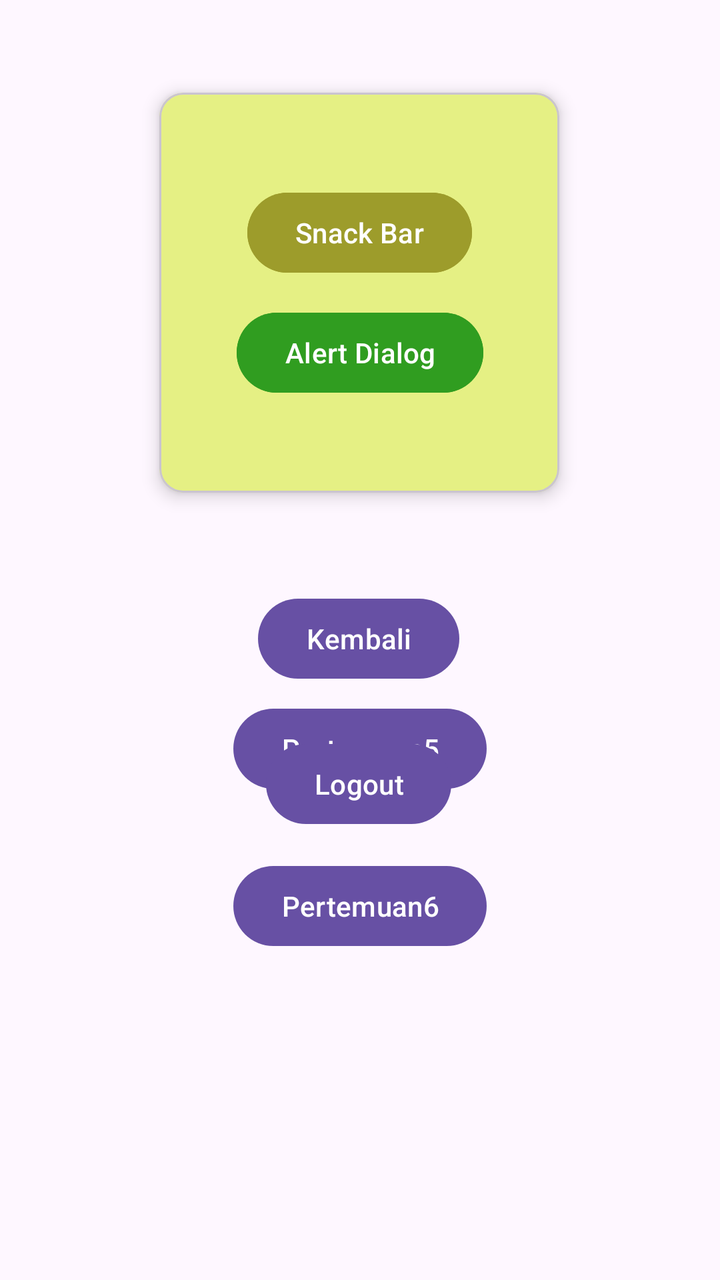
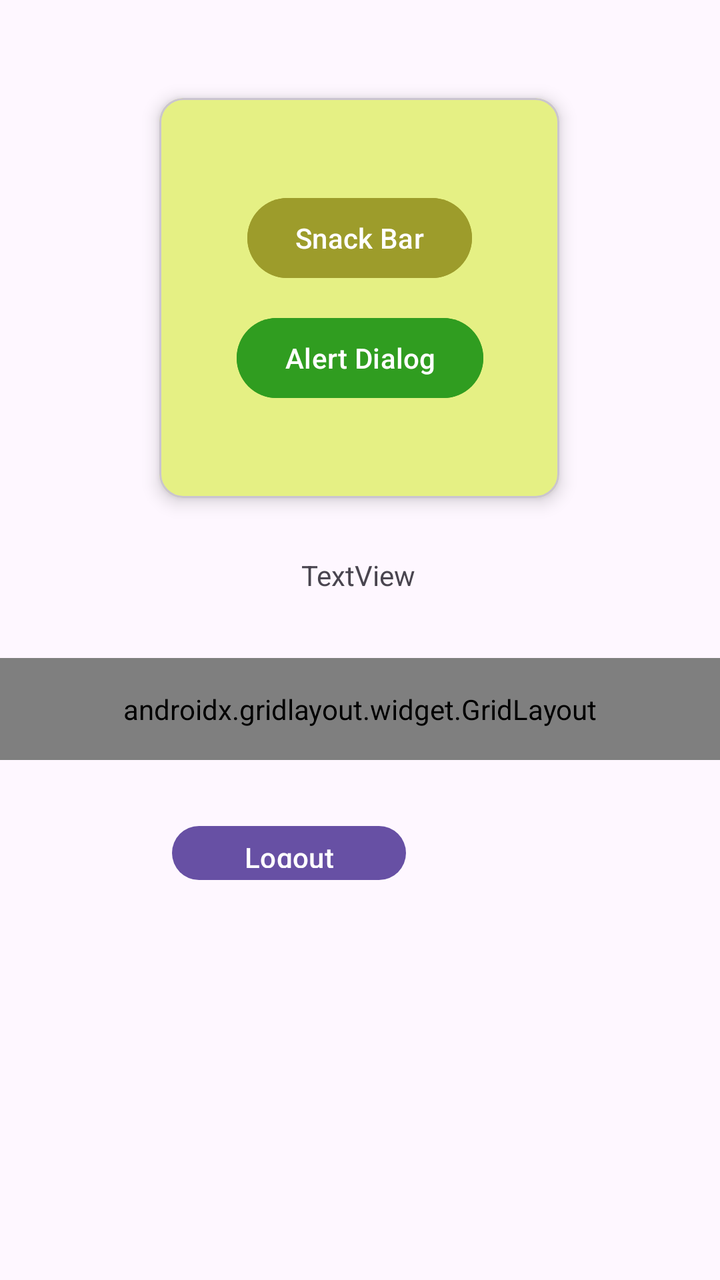

The first picture is an Android layout as it rendered before a commit; the second is the same layout after the commit. The layout source and the unified diff follow.
<!-- AndroidManifest.xml: application theme Theme.Tio_3TIC -->
<!-- res/layout/fragment_home.xml -->
<?xml version="1.0" encoding="utf-8"?>
<androidx.constraintlayout.widget.ConstraintLayout xmlns:android="http://schemas.android.com/apk/res/android"
    xmlns:app="http://schemas.android.com/apk/res-auto"
    xmlns:tools="http://schemas.android.com/tools"
    android:layout_width="match_parent"
    android:layout_height="match_parent"
    tools:context=".Home.HomeFragment">

    <Button
        android:id="@+id/btnkembali"
        android:layout_width="wrap_content"
        android:layout_height="wrap_content"
        android:text="Kembali"
        app:layout_constraintBottom_toBottomOf="parent"
        app:layout_constraintEnd_toEndOf="parent"
        app:layout_constraintHorizontal_bias="0.498"
        app:layout_constraintStart_toStartOf="parent"
        app:layout_constraintTop_toTopOf="parent"
        app:layout_constraintVertical_bias="0.499" />

    <TextView
        android:id="@+id/tvdata"
        android:layout_width="wrap_content"
        android:layout_height="wrap_content"
        android:layout_marginStart="176dp"
        android:layout_marginTop="278dp"
        android:layout_marginEnd="178dp"
        android:layout_marginBottom="45dp"
        android:text="TextView"
        app:layout_constraintBottom_toTopOf="@+id/btnkembali"
        app:layout_constraintEnd_toEndOf="parent"
        app:layout_constraintStart_toStartOf="parent"
        app:layout_constraintTop_toTopOf="parent" />

    <com.google.android.material.card.MaterialCardView
        android:layout_width="200dp"
        android:layout_height="200dp"
        android:backgroundTint="#E5F084"
        app:cardElevation="5dp"
        app:layout_constraintBottom_toTopOf="@+id/tvdata"
        app:layout_constraintEnd_toEndOf="parent"
        app:layout_constraintHorizontal_bias="0.497"
        app:layout_constraintStart_toStartOf="parent"
        app:layout_constraintTop_toTopOf="parent"
        app:layout_constraintVertical_bias="0.628">

        <androidx.constraintlayout.widget.ConstraintLayout
            android:layout_width="match_parent"
            android:layout_height="match_parent"
            android:layout_margin="30dp">

            <Button
                android:id="@+id/btnsnackbar"
                android:layout_width="wrap_content"
                android:layout_height="48dp"
                android:backgroundTint="#9D9C2B"
                android:text="Snack Bar"
                app:layout_constraintBottom_toBottomOf="parent"
                app:layout_constraintEnd_toEndOf="parent"
                app:layout_constraintStart_toStartOf="parent"
                app:layout_constraintTop_toTopOf="parent"
                app:layout_constraintVertical_bias="0.173" />

            <Button
                android:id="@+id/btndialog"
                android:layout_width="wrap_content"
                android:layout_height="wrap_content"
                android:layout_marginEnd="8dp"
                android:backgroundTint="#309D20"
                android:text="Alert Dialog"
                app:layout_constraintBottom_toBottomOf="parent"
                app:layout_constraintEnd_toEndOf="parent"
                app:layout_constraintTop_toTopOf="parent"
                app:layout_constraintVertical_bias="0.826" />
        </androidx.constraintlayout.widget.ConstraintLayout>


    </com.google.android.material.card.MaterialCardView>

    <Button
        android:id="@+id/btnp5"
        android:layout_width="wrap_content"
        android:layout_height="wrap_content"
        android:layout_marginTop="7dp"
        android:text="Pertemuan5"
        app:layout_constraintEnd_toEndOf="parent"
        app:layout_constraintStart_toStartOf="parent"
        app:layout_constraintTop_toBottomOf="@+id/btnkembali" />

    <Button
        android:id="@+id/btnlogout"
        android:layout_width="wrap_content"
        android:layout_height="wrap_content"
        android:layout_marginBottom="224dp"
        android:text="Logout"
        app:layout_constraintBottom_toBottomOf="parent"
        app:layout_constraintEnd_toEndOf="parent"
        app:layout_constraintHorizontal_bias="0.498"
        app:layout_constraintStart_toStartOf="parent" />

    <Button
        android:id="@+id/btnp6"
        android:layout_width="wrap_content"
        android:layout_height="wrap_content"
        android:layout_marginTop="13dp"
        android:text="Pertemuan6"
        app:layout_constraintEnd_toEndOf="parent"
        app:layout_constraintStart_toStartOf="parent"
        app:layout_constraintTop_toBottomOf="@+id/btnlogout" />

</androidx.constraintlayout.widget.ConstraintLayout>
<!-- resources referenced by this layout -->
<resources>
  <style name="Theme.Tio_3TIC" parent="Base.Theme.Tio_3TIC" />
  <style name="Base.Theme.Tio_3TIC" parent="Theme.Material3.DayNight.NoActionBar">
          
          
      </style>
</resources>

<!-- the commit's change to res/layout/fragment_home.xml (unified diff, before → after) -->
@@ -5,18 +5,6 @@
     android:layout_width="match_parent"
     android:layout_height="match_parent"
     tools:context=".Home.HomeFragment">
-
-    <Button
-        android:id="@+id/btnkembali"
-        android:layout_width="wrap_content"
-        android:layout_height="wrap_content"
-        android:text="Kembali"
-        app:layout_constraintBottom_toBottomOf="parent"
-        app:layout_constraintEnd_toEndOf="parent"
-        app:layout_constraintHorizontal_bias="0.498"
-        app:layout_constraintStart_toStartOf="parent"
-        app:layout_constraintTop_toTopOf="parent"
-        app:layout_constraintVertical_bias="0.499" />
 
     <TextView
         android:id="@+id/tvdata"
@@ -33,6 +21,7 @@
         app:layout_constraintTop_toTopOf="parent" />
 
     <com.google.android.material.card.MaterialCardView
+        android:id="@+id/MaterialCardView"
         android:layout_width="200dp"
         android:layout_height="200dp"
         android:backgroundTint="#E5F084"
@@ -43,6 +32,7 @@
         app:layout_constraintStart_toStartOf="parent"
         app:layout_constraintTop_toTopOf="parent"
         app:layout_constraintVertical_bias="0.628">
+
 
         <androidx.constraintlayout.widget.ConstraintLayout
             android:layout_width="match_parent"
@@ -77,35 +67,84 @@
 
     </com.google.android.material.card.MaterialCardView>
 
-    <Button
-        android:id="@+id/btnp5"
-        android:layout_width="wrap_content"
+
+    <androidx.gridlayout.widget.GridLayout
+        android:id="@+id/gridMenu"
+        android:layout_width="0dp"
         android:layout_height="wrap_content"
-        android:layout_marginTop="7dp"
-        android:text="Pertemuan5"
+        android:layout_marginTop="80dp"
+        android:padding="16dp"
+        app:columnCount="2"
         app:layout_constraintEnd_toEndOf="parent"
+        app:layout_constraintHorizontal_bias="0.0"
         app:layout_constraintStart_toStartOf="parent"
-        app:layout_constraintTop_toBottomOf="@+id/btnkembali" />
+        app:layout_constraintTop_toBottomOf="@+id/MaterialCardView"
+        app:useDefaultMargins="true">
+
+        <Button
+            android:id="@+id/btnp5"
+            android:layout_width="137dp"
+            android:layout_height="38dp"
+            android:text="Pertemuan5"
+            app:layout_columnWeight="1"
+            app:layout_constraintEnd_toEndOf="parent"
+            app:layout_constraintStart_toStartOf="parent"
+            app:layout_constraintTop_toBottomOf="@+id/btnkembali"
+            app:layout_gravity="fill_horizontal" />
+
+
+        <Button
+            android:id="@+id/btnp6"
+            android:layout_width="138dp"
+            android:layout_height="35dp"
+            android:text="Pertemuan6"
+            app:layout_column="1"
+            app:layout_columnWeight="1"
+            app:layout_constraintEnd_toEndOf="parent"
+            app:layout_constraintHorizontal_bias="0.505"
+            app:layout_constraintStart_toStartOf="parent"
+            app:layout_constraintTop_toBottomOf="@+id/btnp5"
+            app:layout_gravity="fill_horizontal"
+            app:layout_row="0" />
+
+        <Button
+            android:id="@+id/btnp9"
+            android:layout_width="93dp"
+            android:layout_height="40dp"
+            android:text="pertemuan 9"
+            android:textColor="#C84D4D"
+            app:layout_columnWeight="1"
+            app:layout_constraintEnd_toEndOf="parent"
+            app:layout_constraintStart_toStartOf="parent"
+            app:layout_constraintTop_toBottomOf="@+id/btnp6"
+            app:layout_gravity="fill_horizontal" />
+
+        <Button
+            android:id="@+id/btnkembali"
+            android:layout_width="124dp"
+            android:layout_height="42dp"
+            android:text="Kembali"
+            app:layout_columnWeight="1"
+            app:layout_constraintBottom_toBottomOf="parent"
+            app:layout_constraintEnd_toEndOf="parent"
+            app:layout_constraintHorizontal_bias="0.463"
+            app:layout_constraintStart_toStartOf="parent"
+            app:layout_constraintTop_toTopOf="parent"
+            app:layout_gravity="fill_horizontal" />
+
+    </androidx.gridlayout.widget.GridLayout>
 
     <Button
         android:id="@+id/btnlogout"
-        android:layout_width="wrap_content"
-        android:layout_height="wrap_content"
-        android:layout_marginBottom="224dp"
+        android:layout_width="117dp"
+        android:layout_height="35dp"
+        android:layout_marginStart="138dp"
+        android:layout_marginEnd="157dp"
+        android:layout_marginBottom="196dp"
         android:text="Logout"
         app:layout_constraintBottom_toBottomOf="parent"
         app:layout_constraintEnd_toEndOf="parent"
-        app:layout_constraintHorizontal_bias="0.498"
+        app:layout_constraintHorizontal_bias="1.0"
         app:layout_constraintStart_toStartOf="parent" />
 
-    <Button
-        android:id="@+id/btnp6"
-        android:layout_width="wrap_content"
-        android:layout_height="wrap_content"
-        android:layout_marginTop="13dp"
-        android:text="Pertemuan6"
-        app:layout_constraintEnd_toEndOf="parent"
-        app:layout_constraintStart_toStartOf="parent"
-        app:layout_constraintTop_toBottomOf="@+id/btnlogout" />
-
 </androidx.constraintlayout.widget.ConstraintLayout>
